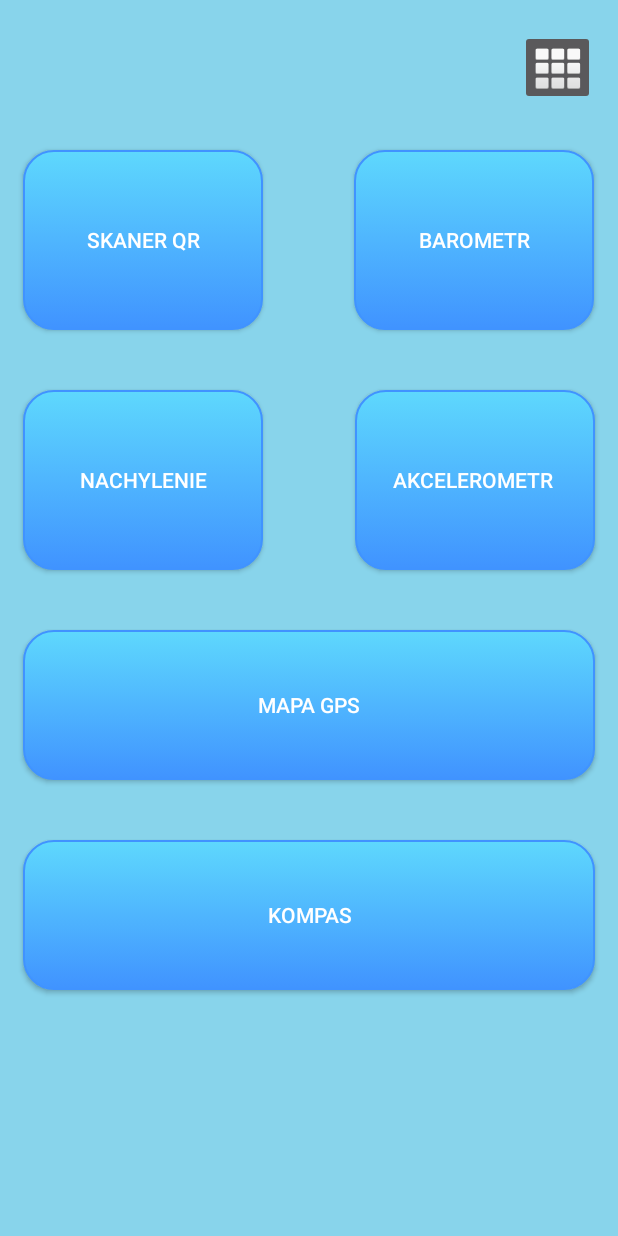
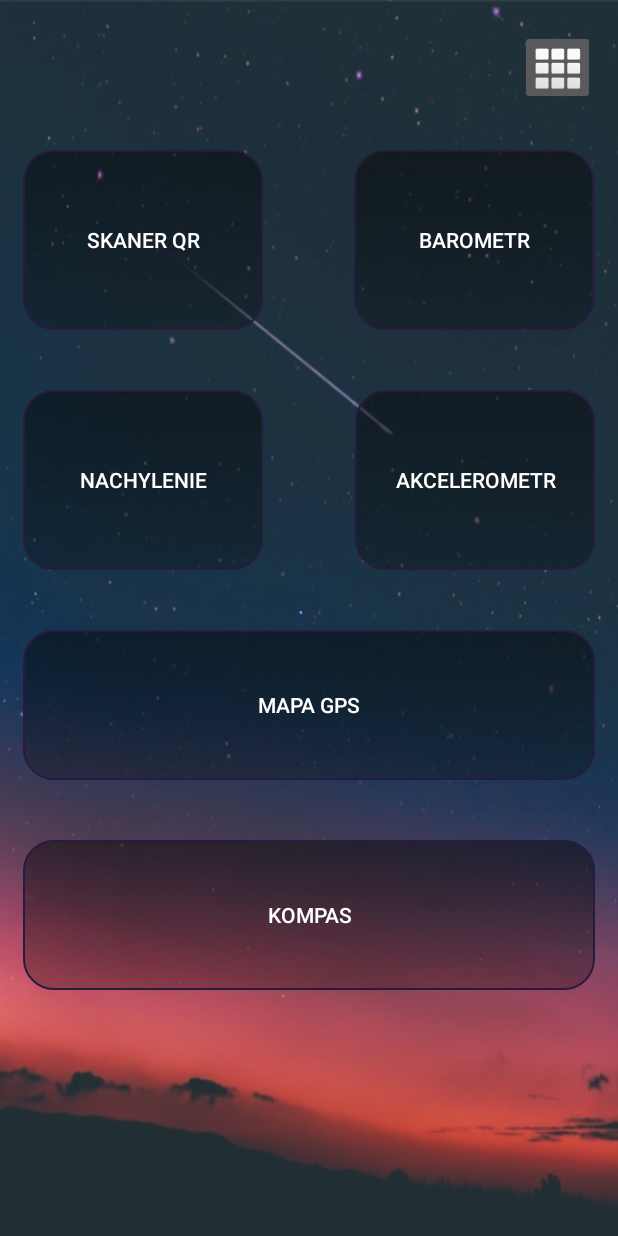
Before and after one commit to DawidBarnas/NarzedziaMajsterkowicza, an Android app: the screen it shows after launch (MainActivity), on a phone screen of 412 x 824 dp. Run offline under Robolectric (Android 15) with nearby library versions, the phone set to English and light mode, and no system bars.

Commit message:
1.3
Uzycie string'ow do tekstow oraz polepszenie grafiki, layoutow oraz przyciskow.

```diff
--- a/app/src/main/res/drawable/przyciski.xml
+++ b/app/src/main/res/drawable/przyciski.xml
@@ -3,8 +3,8 @@
     <item android:state_pressed="true" >
         <shape android:shape="rectangle"  >
             <corners android:radius="20dip" />
-            <stroke android:width="1dip" android:color="#4093FF" />
-            <gradient android:angle="-90" android:startColor="#33365F" android:endColor="#3C47DC"  />
+            <stroke android:width="1dip" android:color="#99999999" />
+            <gradient android:angle="-90" android:startColor="#99000000" android:endColor="#70000000"  />
         </shape>
     </item>
     <item android:state_focused="true">
@@ -17,8 +17,8 @@
     <item >
         <shape android:shape="rectangle"  >
             <corners android:radius="20dip" />
-            <stroke android:width="1dip" android:color="#4093FF" />
-            <gradient android:angle="-90" android:startColor="#5ED8FD" android:endColor="#4093FF" />
+            <stroke android:width="1dip" android:color="#271B40" />
+            <gradient android:angle="-90" android:startColor="#70000000" android:endColor="#40000000" />
         </shape>
     </item>
 </selector>
--- a/app/src/main/res/layout/activity_barometr.xml
+++ b/app/src/main/res/layout/activity_barometr.xml
@@ -4,7 +4,7 @@
     xmlns:tools="http://schemas.android.com/tools"
     android:layout_width="match_parent"
     android:layout_height="match_parent"
-    android:background="@drawable/tlobarometr"
+    android:background="@drawable/bartlo"
     tools:context=".BarometrAc">
 
 
@@ -25,7 +25,7 @@
         android:layout_width="wrap_content"
         android:layout_height="wrap_content"
         android:layout_marginTop="50dp"
-        android:text="Barometr"
+        android:text="@string/TitleBar"
         android:textSize="48sp"
         android:textStyle="bold"
         app:layout_constraintEnd_toEndOf="parent"
@@ -36,7 +36,7 @@
         android:id="@+id/textView2"
         android:layout_width="wrap_content"
         android:layout_height="wrap_content"
-        android:text="Ciśnienie jest równe:"
+        android:text="@string/communicateBar"
         android:textSize="36sp"
         android:textStyle="bold"
         app:layout_constraintBottom_toTopOf="@+id/txt"
--- a/app/src/main/res/layout/activity_kompas_b.xml
+++ b/app/src/main/res/layout/activity_kompas_b.xml
@@ -6,7 +6,7 @@
     android:layout_width="match_parent"
     android:layout_height="match_parent"
     tools:context=".KompasAc"
-    android:background="@drawable/tlokompas">
+    android:background="@drawable/cmptlo">
 
     <ImageView
         android:id="@+id/imagekompas"
--- a/app/src/main/res/layout/activity_main.xml
+++ b/app/src/main/res/layout/activity_main.xml
@@ -4,7 +4,7 @@
     xmlns:tools="http://schemas.android.com/tools"
     android:layout_width="match_parent"
     android:layout_height="match_parent"
-    android:background="#88D4EB"
+    android:background="@drawable/bckmain"
     tools:context=".MainActivity">
 
 
@@ -27,7 +27,7 @@
         android:layout_marginStart="15dp"
         android:layout_marginTop="100dp"
         android:background="@drawable/przyciski"
-        android:text="Skaner QR"
+        android:text="@string/ButtonMAIN_1"
         app:layout_constraintStart_toStartOf="parent"
         app:layout_constraintTop_toTopOf="parent" />
 
@@ -39,7 +39,7 @@
         android:layout_marginTop="100dp"
         android:layout_marginEnd="16dp"
         android:background="@drawable/przyciski"
-        android:text="Barometr"
+        android:text="@string/ButtonMAIN_2"
         app:layout_constraintEnd_toEndOf="parent"
         app:layout_constraintTop_toTopOf="parent" />
 
@@ -51,7 +51,7 @@
         android:layout_marginStart="15dp"
         android:layout_marginTop="40dp"
         android:background="@drawable/przyciski"
-        android:text="Nachylenie"
+        android:text="@string/ButtonMAIN_3"
         app:layout_constraintStart_toStartOf="parent"
         app:layout_constraintTop_toBottomOf="@+id/button1" />
 
@@ -63,7 +63,7 @@
         android:layout_marginTop="40dp"
         android:layout_marginEnd="15dp"
         android:background="@drawable/przyciski"
-        android:text="Akcelerometr "
+        android:text="@string/ButtonMAIN_4"
         app:layout_constraintEnd_toEndOf="parent"
         app:layout_constraintTop_toBottomOf="@+id/button2" />
 
@@ -76,7 +76,7 @@
         android:layout_marginTop="40dp"
         android:layout_marginEnd="15dp"
         android:background="@drawable/przyciski"
-        android:text="Mapa gps"
+        android:text="@string/ButtonMAIN_5"
         app:layout_constraintEnd_toEndOf="parent"
         app:layout_constraintStart_toStartOf="parent"
         app:layout_constraintTop_toBottomOf="@+id/button4" />
@@ -90,7 +90,7 @@
         android:layout_marginTop="40dp"
         android:layout_marginEnd="15dp"
         android:background="@drawable/przyciski"
-        android:text="Kompas"
+        android:text="@string/ButtonMAIN_6"
         app:layout_constraintEnd_toEndOf="parent"
         app:layout_constraintHorizontal_bias="0.0"
         app:layout_constraintStart_toStartOf="parent"
--- a/app/src/main/res/values/strings.xml
+++ b/app/src/main/res/values/strings.xml
@@ -2,6 +2,21 @@
     <string name="app_name">Narzędzia majsterkowicza</string>
     <string name="title_activity_maps">MapsActivity</string>
     <string name="title_activity_menu_b">MenuB</string>
+
+    <!-- Button TEXT ActivityMain -->
+    <string name="ButtonMAIN_1">Skaner QR</string>
+    <string name="ButtonMAIN_2">Barometr</string>
+    <string name="ButtonMAIN_3">Nachylenie</string>
+    <string name="ButtonMAIN_4">Akcelerometr</string>
+    <string name="ButtonMAIN_5">Mapa GPS</string>
+    <string name="ButtonMAIN_6">Kompas</string>
+
+    <!-- Barometr -->
+    <string name="TitleBar">Barometr</string>
+    <string name="communicateBar">Ciśnienie jest równe:</string>
+
+
+
 
     <!-- Preference Titles -->
     <string name="messages_header">Messages</string>
```
Also changed, not shown: app/src/main/res/drawable/bartlo.png (added), app/src/main/res/drawable/bckmain.jpg (added), app/src/main/res/drawable/cmptlo.png (added), app/src/main/res/drawable/tlokompas.png (deleted).
